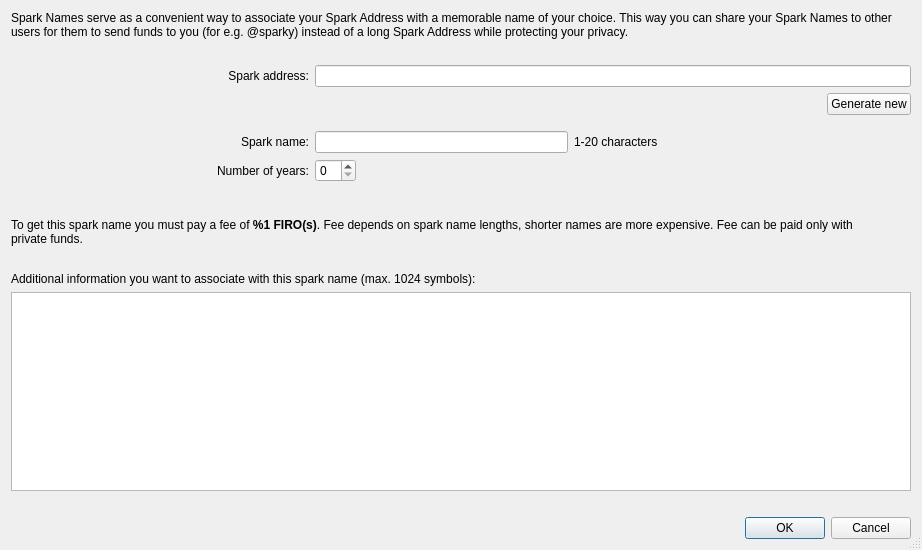
Above: src/qt/forms/createsparkname.ui from firoorg/firo before the change. Below: the same form after it.
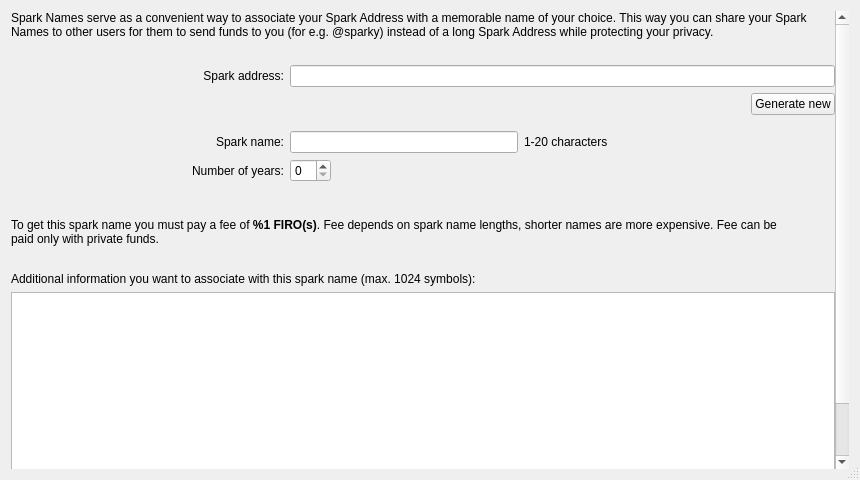
That is the form after the change.

Patch:
```diff
--- a/src/qt/forms/createsparkname.ui
+++ b/src/qt/forms/createsparkname.ui
@@ -9,20 +9,20 @@
    <rect>
     <x>0</x>
     <y>0</y>
-    <width>922</width>
-    <height>550</height>
+    <width>860</width>
+    <height>480</height>
    </rect>
   </property>
   <property name="sizePolicy">
-   <sizepolicy hsizetype="Minimum" vsizetype="Minimum">
+   <sizepolicy hsizetype="Expanding" vsizetype="Expanding">
     <horstretch>1</horstretch>
     <verstretch>1</verstretch>
    </sizepolicy>
   </property>
   <property name="minimumSize">
    <size>
-    <width>906</width>
-    <height>550</height>
+    <width>480</width>
+    <height>360</height>
    </size>
   </property>
   <property name="baseSize">
@@ -42,7 +42,37 @@
   </property>
   <layout class="QVBoxLayout" name="verticalLayout_2">
    <item>
-    <layout class="QVBoxLayout" name="verticalLayout" stretch="0,0,0,0,0,0,0,1,0">
+    <widget class="QScrollArea" name="scrollArea">
+     <property name="frameShape">
+      <enum>QFrame::NoFrame</enum>
+     </property>
+     <property name="widgetResizable">
+      <bool>true</bool>
+     </property>
+     <widget class="QWidget" name="scrollAreaWidgetContents">
+      <property name="geometry">
+       <rect>
+        <x>0</x>
+        <y>0</y>
+        <width>838</width>
+        <height>458</height>
+       </rect>
+      </property>
+      <layout class="QVBoxLayout" name="scrollAreaLayout">
+       <property name="leftMargin">
+        <number>0</number>
+       </property>
+       <property name="topMargin">
+        <number>0</number>
+       </property>
+       <property name="rightMargin">
+        <number>0</number>
+       </property>
+       <property name="bottomMargin">
+        <number>0</number>
+       </property>
+       <item>
+        <layout class="QVBoxLayout" name="verticalLayout" stretch="0,0,0,0,0,0,0,1,0">
      <property name="sizeConstraint">
       <enum>QLayout::SetDefaultConstraint</enum>
      </property>
@@ -309,9 +339,6 @@
            <property name="visible">
             <bool>false</bool>
            </property>
-           <property name="styleSheet">
-            <string notr="true">color: orange; font-weight: bold;</string>
-           </property>
            <property name="wordWrap">
             <bool>true</bool>
            </property>
@@ -365,7 +392,11 @@
        </property>
       </widget>
      </item>
-    </layout>
+        </layout>
+       </item>
+      </layout>
+     </widget>
+    </widget>
    </item>
   </layout>
  </widget>
```
Left out of the diff: 4 changed lines with no effect on the pictures.
